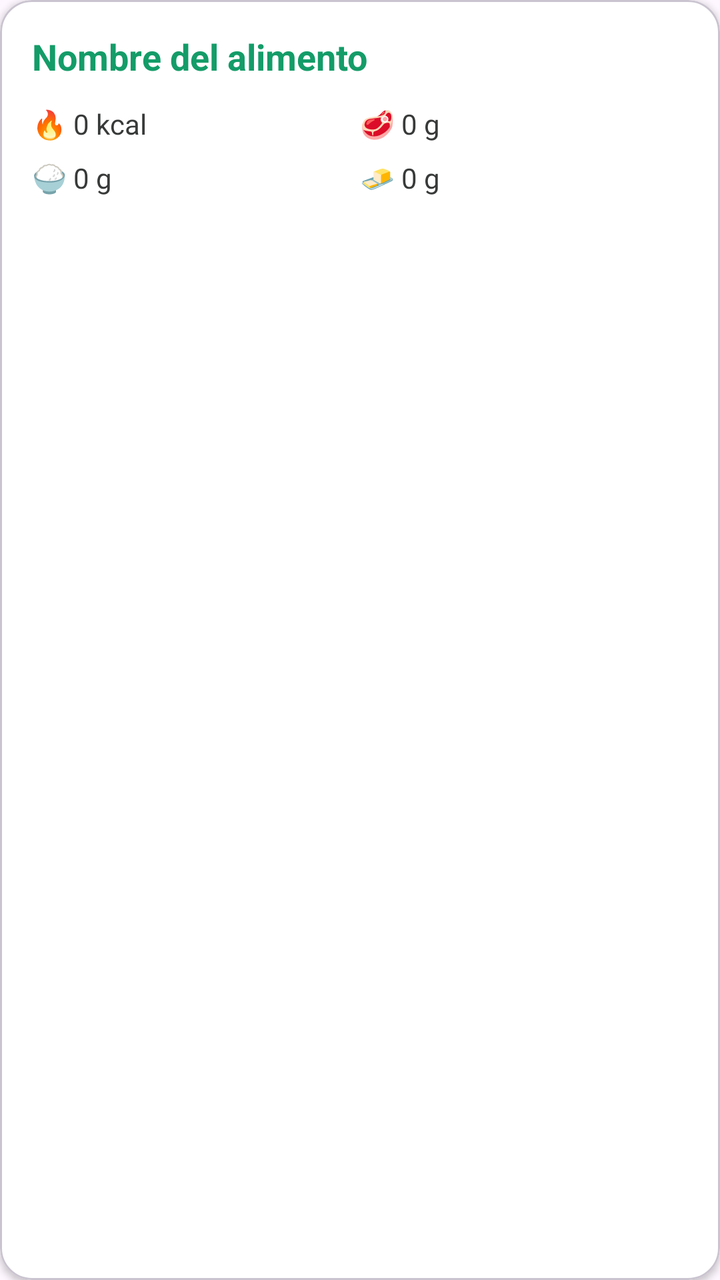
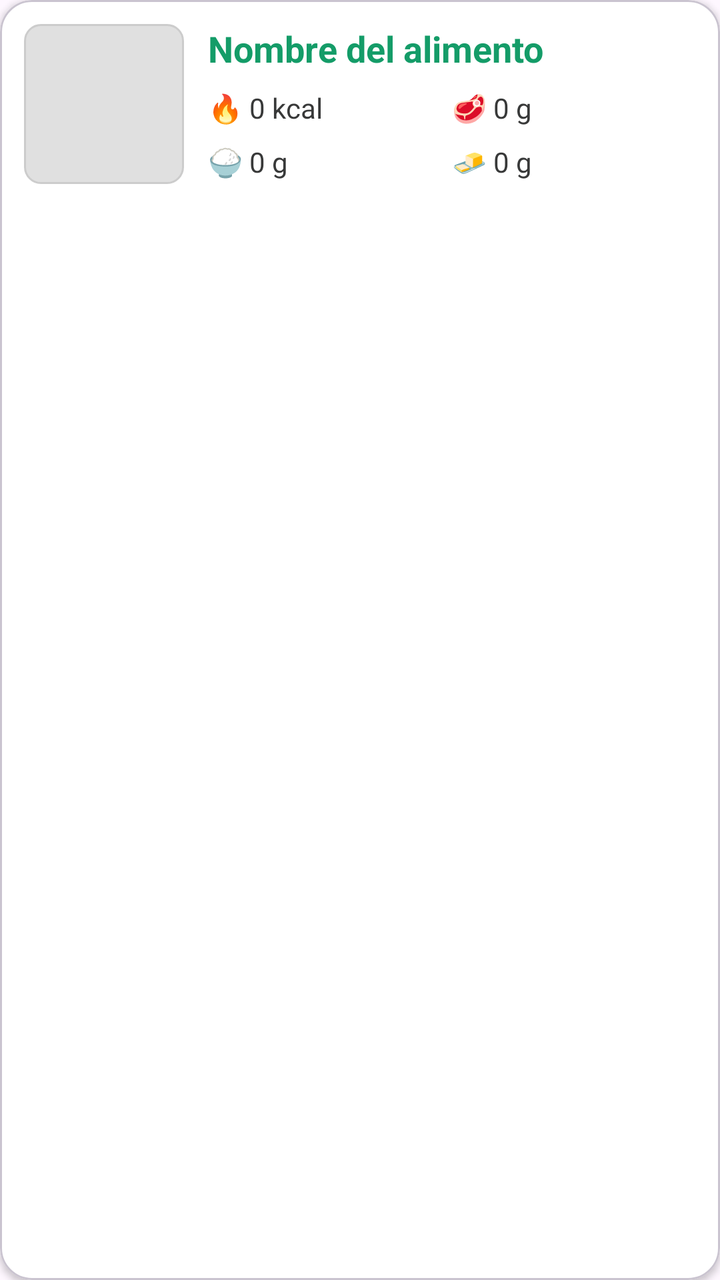

Before-and-after screenshots of an Android layout around one commit, followed by the original layout XML and the change that was made.
<!-- AndroidManifest.xml: application theme Theme.NutrikaliApp -->
<!-- res/layout/item_food.xml -->
<?xml version="1.0" encoding="utf-8"?>
<com.google.android.material.card.MaterialCardView
    xmlns:android="http://schemas.android.com/apk/res/android"
    xmlns:app="http://schemas.android.com/apk/res-auto"
    android:layout_width="match_parent"
    android:layout_height="wrap_content"
    android:layout_marginHorizontal="16dp"
    android:layout_marginTop="8dp"
    android:layout_marginBottom="8dp"
    app:cardCornerRadius="16dp"
    app:cardElevation="2dp"
    app:cardBackgroundColor="@android:color/white">

    <LinearLayout
        android:layout_width="match_parent"
        android:layout_height="wrap_content"
        android:orientation="vertical"
        android:padding="16dp">

        <TextView
            android:id="@+id/foodNameTextView"
            android:layout_width="wrap_content"
            android:layout_height="wrap_content"
            android:text="Nombre del alimento"
            android:textColor="#149C68"
            android:textSize="18sp"
            android:textStyle="bold"
            android:layout_marginBottom="12dp" />

        <LinearLayout
            android:layout_width="match_parent"
            android:layout_height="wrap_content"
            android:orientation="horizontal">

            <LinearLayout
                android:layout_width="0dp"
                android:layout_height="wrap_content"
                android:layout_weight="1"
                android:orientation="horizontal">
                <TextView
                    android:layout_width="wrap_content"
                    android:layout_height="wrap_content"
                    android:text="🔥 " />
                <TextView
                    android:id="@+id/caloriesTextView"
                    android:layout_width="wrap_content"
                    android:layout_height="wrap_content"
                    android:text="0 kcal"
                    android:textColor="#383939" />
            </LinearLayout>

            <LinearLayout
                android:layout_width="0dp"
                android:layout_height="wrap_content"
                android:layout_weight="1"
                android:orientation="horizontal">
                <TextView
                    android:layout_width="wrap_content"
                    android:layout_height="wrap_content"
                    android:text="🥩 " />
                <TextView
                    android:id="@+id/proteinTextView"
                    android:layout_width="wrap_content"
                    android:layout_height="wrap_content"
                    android:text="0 g"
                    android:textColor="#383939" />
            </LinearLayout>

        </LinearLayout>

        <LinearLayout
            android:layout_width="match_parent"
            android:layout_height="wrap_content"
            android:orientation="horizontal"
            android:layout_marginTop="8dp">

            <LinearLayout
                android:layout_width="0dp"
                android:layout_height="wrap_content"
                android:layout_weight="1"
                android:orientation="horizontal">
                <TextView
                    android:layout_width="wrap_content"
                    android:layout_height="wrap_content"
                    android:text="🍚 " />
                <TextView
                    android:id="@+id/carbsTextView"
                    android:layout_width="wrap_content"
                    android:layout_height="wrap_content"
                    android:text="0 g"
                    android:textColor="#383939" />
            </LinearLayout>

            <LinearLayout
                android:layout_width="0dp"
                android:layout_height="wrap_content"
                android:layout_weight="1"
                android:orientation="horizontal">
                <TextView
                    android:layout_width="wrap_content"
                    android:layout_height="wrap_content"
                    android:text="🧈 " />
                <TextView
                    android:id="@+id/fatTextView"
                    android:layout_width="wrap_content"
                    android:layout_height="wrap_content"
                    android:text="0 g"
                    android:textColor="#383939" />
            </LinearLayout>

        </LinearLayout>

    </LinearLayout>
</com.google.android.material.card.MaterialCardView>
<!-- resources referenced by this layout -->
<resources>
  <style name="Theme.NutrikaliApp" parent="Base.Theme.NutrikaliApp" />
  <style name="Base.Theme.NutrikaliApp" parent="Theme.Material3.DayNight.NoActionBar">
          
          
      </style>
</resources>

<!-- the commit's change to res/layout/item_food.xml (unified diff, before → after) -->
@@ -14,101 +14,117 @@
     <LinearLayout
         android:layout_width="match_parent"
         android:layout_height="wrap_content"
-        android:orientation="vertical"
-        android:padding="16dp">
+        android:orientation="horizontal"
+        android:padding="12dp">
 
-        <TextView
-            android:id="@+id/foodNameTextView"
-            android:layout_width="wrap_content"
+        
+        <ImageView
+            android:id="@+id/foodImageView"
+            android:layout_width="80dp"
+            android:layout_height="80dp"
+            android:layout_marginEnd="12dp"
+            android:scaleType="centerCrop"
+            android:src="@drawable/ic_food_placeholder"
+            android:contentDescription="@string/food_image_desc"
+            app:cornerRadius="8dp" />
+
+        
+        <LinearLayout
+            android:layout_width="0dp"
             android:layout_height="wrap_content"
-            android:text="Nombre del alimento"
-            android:textColor="#149C68"
-            android:textSize="18sp"
-            android:textStyle="bold"
-            android:layout_marginBottom="12dp" />
+            android:layout_weight="1"
+            android:orientation="vertical">
 
-        <LinearLayout
-            android:layout_width="match_parent"
-            android:layout_height="wrap_content"
-            android:orientation="horizontal">
+            <TextView
+                android:id="@+id/foodNameTextView"
+                android:layout_width="wrap_content"
+                android:layout_height="wrap_content"
+                android:text="Nombre del alimento"
+                android:textColor="#149C68"
+                android:textSize="18sp"
+                android:textStyle="bold"
+                android:layout_marginBottom="8dp" />
 
             <LinearLayout
-                android:layout_width="0dp"
+                android:layout_width="match_parent"
                 android:layout_height="wrap_content"
-                android:layout_weight="1"
                 android:orientation="horizontal">
-                <TextView
-                    android:layout_width="wrap_content"
+
+                <LinearLayout
+                    android:layout_width="0dp"
                     android:layout_height="wrap_content"
-                    android:text="🔥 " />
-                <TextView
-                    android:id="@+id/caloriesTextView"
-                    android:layout_width="wrap_content"
+                    android:layout_weight="1"
+                    android:orientation="horizontal">
+                    <TextView
+                        android:layout_width="wrap_content"
+                        android:layout_height="wrap_content"
+                        android:text="🔥 " />
+                    <TextView
+                        android:id="@+id/caloriesTextView"
+                        android:layout_width="wrap_content"
+                        android:layout_height="wrap_content"
+                        android:text="0 kcal"
+                        android:textColor="#383939" />
+                </LinearLayout>
+
+                <LinearLayout
+                    android:layout_width="0dp"
                     android:layout_height="wrap_content"
-                    android:text="0 kcal"
-                    android:textColor="#383939" />
+                    android:layout_weight="1"
+                    android:orientation="horizontal">
+                    <TextView
+                        android:layout_width="wrap_content"
+                        android:layout_height="wrap_content"
+                        android:text="🥩 " />
+                    <TextView
+                        android:id="@+id/proteinTextView"
+                        android:layout_width="wrap_content"
+                        android:layout_height="wrap_content"
+                        android:text="0 g"
+                        android:textColor="#383939" />
+                </LinearLayout>
             </LinearLayout>
 
             <LinearLayout
-                android:layout_width="0dp"
+                android:layout_width="match_parent"
                 android:layout_height="wrap_content"
-                android:layout_weight="1"
-                android:orientation="horizontal">
-                <TextView
-                    android:layout_width="wrap_content"
+                android:orientation="horizontal"
+                android:layout_marginTop="8dp">
+
+                <LinearLayout
+                    android:layout_width="0dp"
                     android:layout_height="wrap_content"
-                    android:text="🥩 " />
-                <TextView
-                    android:id="@+id/proteinTextView"
-                    android:layout_width="wrap_content"
+                    android:layout_weight="1"
+                    android:orientation="horizontal">
+                    <TextView
+                        android:layout_width="wrap_content"
+                        android:layout_height="wrap_content"
+                        android:text="🍚 " />
+                    <TextView
+                        android:id="@+id/carbsTextView"
+                        android:layout_width="wrap_content"
+                        android:layout_height="wrap_content"
+                        android:text="0 g"
+                        android:textColor="#383939" />
+                </LinearLayout>
+
+                <LinearLayout
+                    android:layout_width="0dp"
                     android:layout_height="wrap_content"
-                    android:text="0 g"
-                    android:textColor="#383939" />
+                    android:layout_weight="1"
+                    android:orientation="horizontal">
+                    <TextView
+                        android:layout_width="wrap_content"
+                        android:layout_height="wrap_content"
+                        android:text="🧈 " />
+                    <TextView
+                        android:id="@+id/fatTextView"
+                        android:layout_width="wrap_content"
+                        android:layout_height="wrap_content"
+                        android:text="0 g"
+                        android:textColor="#383939" />
+                </LinearLayout>
             </LinearLayout>
-
         </LinearLayout>
-
-        <LinearLayout
-            android:layout_width="match_parent"
-            android:layout_height="wrap_content"
-            android:orientation="horizontal"
-            android:layout_marginTop="8dp">
-
-            <LinearLayout
-                android:layout_width="0dp"
-                android:layout_height="wrap_content"
-                android:layout_weight="1"
-                android:orientation="horizontal">
-                <TextView
-                    android:layout_width="wrap_content"
-                    android:layout_height="wrap_content"
-                    android:text="🍚 " />
-                <TextView
-                    android:id="@+id/carbsTextView"
-                    android:layout_width="wrap_content"
-                    android:layout_height="wrap_content"
-                    android:text="0 g"
-                    android:textColor="#383939" />
-            </LinearLayout>
-
-            <LinearLayout
-                android:layout_width="0dp"
-                android:layout_height="wrap_content"
-                android:layout_weight="1"
-                android:orientation="horizontal">
-                <TextView
-                    android:layout_width="wrap_content"
-                    android:layout_height="wrap_content"
-                    android:text="🧈 " />
-                <TextView
-                    android:id="@+id/fatTextView"
-                    android:layout_width="wrap_content"
-                    android:layout_height="wrap_content"
-                    android:text="0 g"
-                    android:textColor="#383939" />
-            </LinearLayout>
-
-        </LinearLayout>
-
     </LinearLayout>
 </com.google.android.material.card.MaterialCardView>
<!-- resource entries referenced after the edit -->
@@ -1,5 +1,15 @@
 <!-- resources referenced by this layout -->
 <resources>
+  <!-- drawable ic_food_placeholder (drawable) -->
+  <?xml version="1.0" encoding="utf-8"?>
+  <shape xmlns:android="http://schemas.android.com/apk/res/android"
+      android:shape="rectangle">
+      <solid android:color="#E0E0E0" />
+      <corners android:radius="8dp" />
+      <stroke android:width="1dp" android:color="#CCCCCC" />
+      <size android:width="80dp" android:height="80dp" />
+  </shape>
+  <string name="food_image_desc">Imagen del alimento</string>
   <style name="Theme.NutrikaliApp" parent="Base.Theme.NutrikaliApp" />
   <style name="Base.Theme.NutrikaliApp" parent="Theme.Material3.DayNight.NoActionBar">
           
